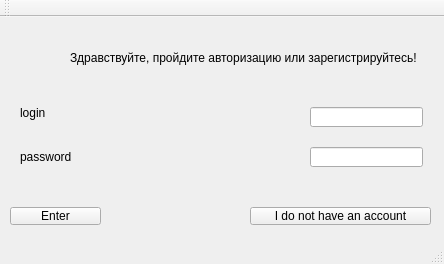
Qt form Main_Client/client_332/mainwindow.ui (Svyat-OS/HSG_team) before a commit.
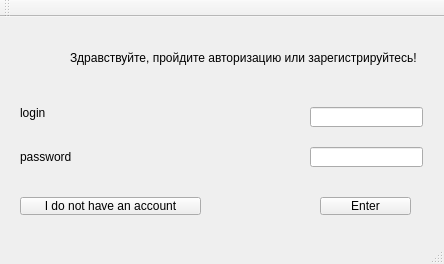
The same form after that commit.

The edit to the form file:
```diff
--- a/Main_Client/client_332/mainwindow.ui
+++ b/Main_Client/client_332/mainwindow.ui
@@ -59,8 +59,8 @@
    <widget class="QPushButton" name="pushButton">
     <property name="geometry">
      <rect>
-      <x>10</x>
-      <y>190</y>
+      <x>320</x>
+      <y>180</y>
       <width>91</width>
       <height>18</height>
      </rect>
@@ -72,8 +72,8 @@
    <widget class="QPushButton" name="pushButton_2">
     <property name="geometry">
      <rect>
-      <x>250</x>
-      <y>190</y>
+      <x>20</x>
+      <y>180</y>
       <width>181</width>
       <height>18</height>
      </rect>
```
